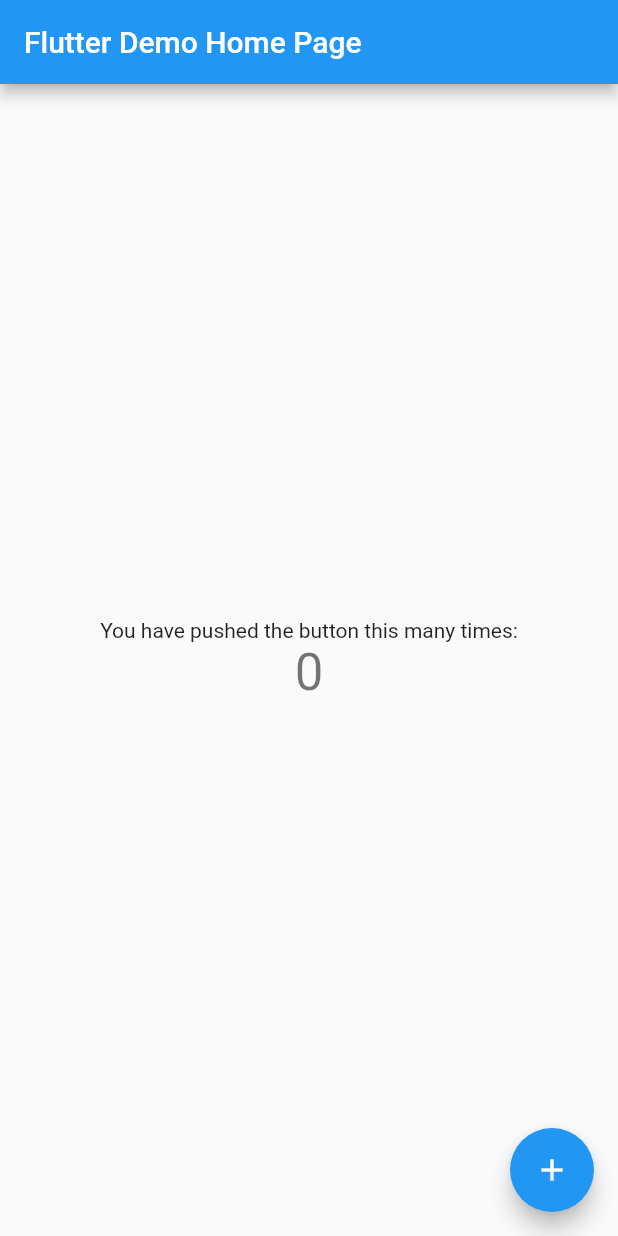
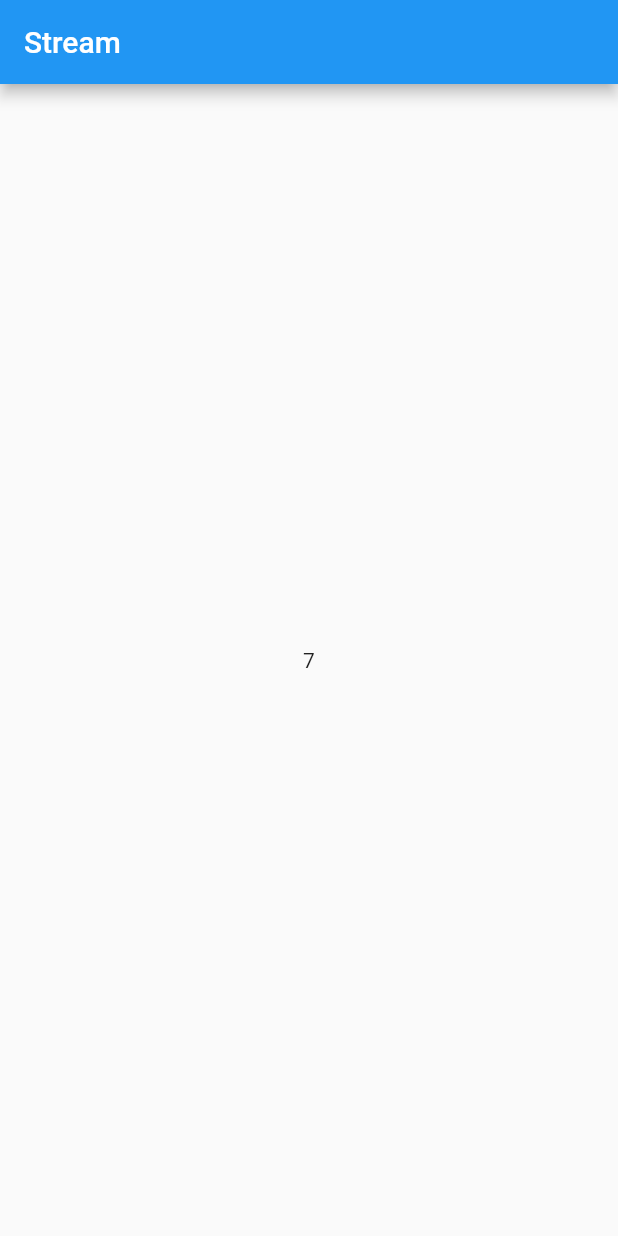
Before and after one commit to hib4/flutter-bloc, a Flutter app: the screen it shows after launch, on a phone screen of 412 x 824 dp. Run offline on Flutter 3.47's test engine with Material 2 defaults, Android fonts, the phone set to English and light mode, and no system bars.

Commit message:
feat: [HF] 01-stream

```diff
--- /dev/null
+++ b/lib/01_stream/01_stream.dart
@@ -0,0 +1,34 @@
+import 'package:flutter/material.dart';
+
+class LearnStream extends StatelessWidget {
+  const LearnStream({Key? key}) : super(key: key);
+
+  Stream<int> _count() async* {
+    for (int i = 1; i <= 10; i++) {
+      await Future.delayed(const Duration(seconds: 1));
+      yield i;
+    }
+  }
+
+  @override
+  Widget build(BuildContext context) {
+    return Scaffold(
+      appBar: AppBar(
+        title: const Text('Stream'),
+      ),
+      body: StreamBuilder(
+        stream: _count(),
+        builder: (context, snapshot) {
+          if (snapshot.connectionState == ConnectionState.waiting) {
+            return const Center(
+              child: Text('Loading...'),
+            );
+          }
+          return Center(
+            child: Text('${snapshot.data}'),
+          );
+        },
+      ),
+    );
+  }
+}
--- a/lib/main.dart
+++ b/lib/main.dart
@@ -1,115 +1,19 @@
 import 'package:flutter/material.dart';
+import 'package:learn_bloc/01_stream/01_stream.dart';
 
 void main() {
   runApp(const MyApp());
 }
 
 class MyApp extends StatelessWidget {
-  const MyApp({super.key});
+  const MyApp({Key? key}) : super(key: key);
 
-  // This widget is the root of your application.
   @override
   Widget build(BuildContext context) {
-    return MaterialApp(
-      title: 'Flutter Demo',
-      theme: ThemeData(
-        // This is the theme of your application.
-        //
-        // Try running your application with "flutter run". You'll see the
-        // application has a blue toolbar. Then, without quitting the app, try
-        // changing the primarySwatch below to Colors.green and then invoke
-        // "hot reload" (press "r" in the console where you ran "flutter run",
-        // or simply save your changes to "hot reload" in a Flutter IDE).
-        // Notice that the counter didn't reset back to zero; the application
-        // is not restarted.
-        primarySwatch: Colors.blue,
-      ),
-      home: const MyHomePage(title: 'Flutter Demo Home Page'),
+    return const MaterialApp(
+      title: 'Learn BLoC',
+      debugShowCheckedModeBanner: false,
+      home: LearnStream(),
     );
   }
 }
-
-class MyHomePage extends StatefulWidget {
-  const MyHomePage({super.key, required this.title});
-
-  // This widget is the home page of your application. It is stateful, meaning
-  // that it has a State object (defined below) that contains fields that affect
-  // how it looks.
-
-  // This class is the configuration for the state. It holds the values (in this
-  // case the title) provided by the parent (in this case the App widget) and
-  // used by the build method of the State. Fields in a Widget subclass are
-  // always marked "final".
-
-  final String title;
-
-  @override
-  State<MyHomePage> createState() => _MyHomePageState();
-}
-
-class _MyHomePageState extends State<MyHomePage> {
-  int _counter = 0;
-
-  void _incrementCounter() {
-    setState(() {
-      // This call to setState tells the Flutter framework that something has
-      // changed in this State, which causes it to rerun the build method below
-      // so that the display can reflect the updated values. If we changed
-      // _counter without calling setState(), then the build method would not be
-      // called again, and so nothing would appear to happen.
-      _counter++;
-    });
-  }
-
-  @override
-  Widget build(BuildContext context) {
-    // This method is rerun every time setState is called, for instance as done
-    // by the _incrementCounter method above.
-    //
-    // The Flutter framework has been optimized to make rerunning build methods
-    // fast, so that you can just rebuild anything that needs updating rather
-    // than having to individually change instances of widgets.
-    return Scaffold(
-      appBar: AppBar(
-        // Here we take the value from the MyHomePage object that was created by
-        // the App.build method, and use it to set our appbar title.
-        title: Text(widget.title),
-      ),
-      body: Center(
-        // Center is a layout widget. It takes a single child and positions it
-        // in the middle of the parent.
-        child: Column(
-          // Column is also a layout widget. It takes a list of children and
-          // arranges them vertically. By default, it sizes itself to fit its
-          // children horizontally, and tries to be as tall as its parent.
-          //
-          // Invoke "debug painting" (press "p" in the console, choose the
-          // "Toggle Debug Paint" action from the Flutter Inspector in Android
-          // Studio, or the "Toggle Debug Paint" command in Visual Studio Code)
-          // to see the wireframe for each widget.
-          //
-          // Column has various properties to control how it sizes itself and
-          // how it positions its children. Here we use mainAxisAlignment to
-          // center the children vertically; the main axis here is the vertical
-          // axis because Columns are vertical (the cross axis would be
-          // horizontal).
-          mainAxisAlignment: MainAxisAlignment.center,
-          children: <Widget>[
-            const Text(
-              'You have pushed the button this many times:',
-            ),
-            Text(
-              '$_counter',
-              style: Theme.of(context).textTheme.headline4,
-            ),
-          ],
-        ),
-      ),
-      floatingActionButton: FloatingActionButton(
-        onPressed: _incrementCounter,
-        tooltip: 'Increment',
-        child: const Icon(Icons.add),
-      ), // This trailing comma makes auto-formatting nicer for build methods.
-    );
-  }
-}
```
